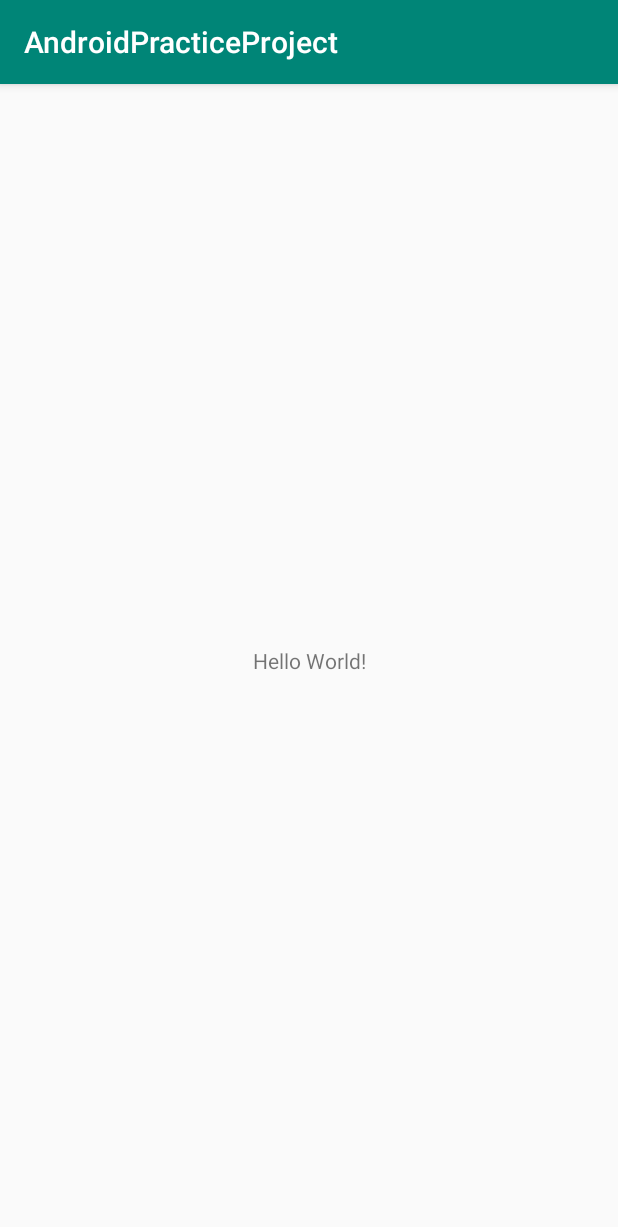
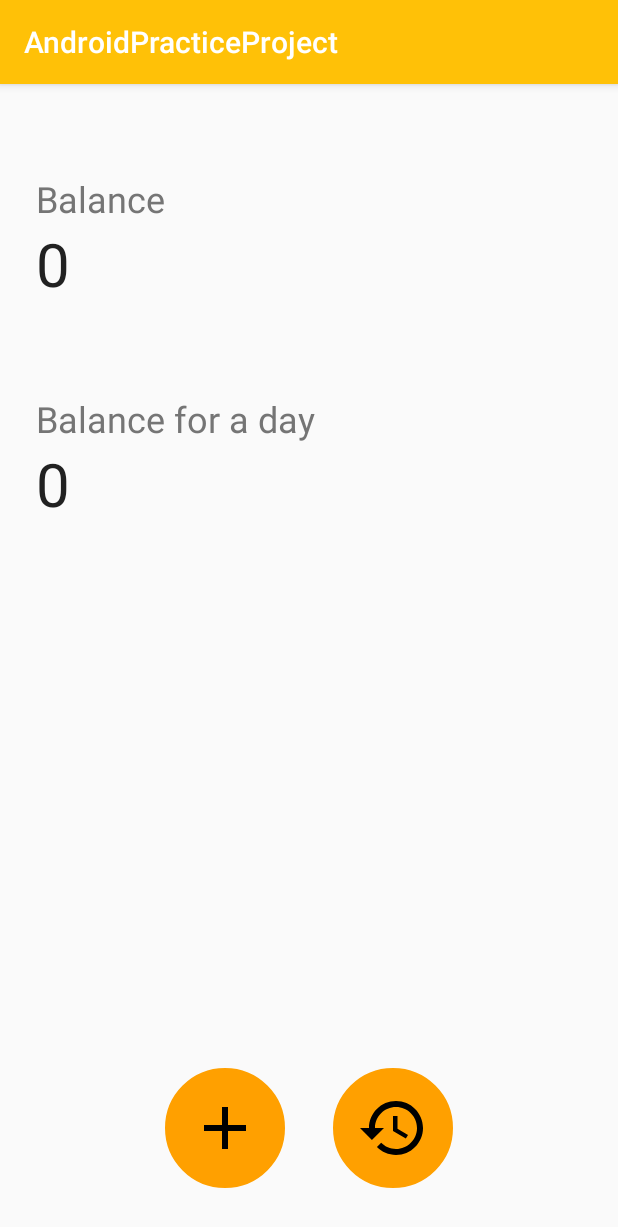
Before and after one commit to EML27/AndroidPracticeProject, an Android app: the screen it shows after launch (MainActivity), on a phone screen of 412 x 824 dp. Shown: the top 1227 px of the screen. Run offline under Robolectric (Android 15) with nearby library versions, the phone set to English and light mode, and no system bars.

Commit message:
all screens added

```diff
--- a/app/build.gradle
+++ b/app/build.gradle
@@ -19,10 +19,13 @@ android {
 }
 
 dependencies {
+
     implementation fileTree(dir: 'libs', include: ['*.jar'])
     implementation 'com.android.support:appcompat-v7:28.0.0'
     implementation 'com.android.support.constraint:constraint-layout:1.1.3'
     testImplementation 'junit:junit:4.12'
     androidTestImplementation 'com.android.support.test:runner:1.0.2'
     androidTestImplementation 'com.android.support.test.espresso:espresso-core:3.0.2'
+    implementation 'com.android.support:recyclerview-v7:28.0.0'
+    implementation 'com.android.support:design:28.0.0'
 }
--- /dev/null
+++ b/app/src/main/res/drawable/circle.xml
@@ -0,0 +1,14 @@
+<?xml version="1.0" encoding="utf-8"?>
+<shape xmlns:android="http://schemas.android.com/apk/res/android"
+    android:shape="rectangle">
+    <corners android:radius="1000dp" />
+    <solid android:color="@color/colorPrimaryDark" />
+    <stroke
+        android:width="2dip"
+        android:color="@color/colorPrimaryDark" />
+    <padding
+        android:bottom="4dp"
+        android:left="4dp"
+        android:right="4dp"
+        android:top="4dp" />
+</shape>
--- /dev/null
+++ b/app/src/main/res/drawable/ic_add.xml
@@ -0,0 +1,9 @@
+<vector xmlns:android="http://schemas.android.com/apk/res/android"
+        android:width="48dp"
+        android:height="48dp"
+        android:viewportWidth="24.0"
+        android:viewportHeight="24.0">
+    <path
+        android:fillColor="#FF000000"
+        android:pathData="M19,13h-6v6h-2v-6H5v-2h6V5h2v6h6v2z"/>
+</vector>
--- /dev/null
+++ b/app/src/main/res/drawable/ic_history.xml
@@ -0,0 +1,4 @@
+<vector android:height="48dp" android:viewportHeight="24.0"
+    android:viewportWidth="24.0" android:width="48dp" xmlns:android="http://schemas.android.com/apk/res/android">
+    <path android:fillColor="#FF000000" android:pathData="M13,3c-4.97,0 -9,4.03 -9,9L1,12l3.89,3.89 0.07,0.14L9,12L6,12c0,-3.87 3.13,-7 7,-7s7,3.13 7,7 -3.13,7 -7,7c-1.93,0 -3.68,-0.79 -4.94,-2.06l-1.42,1.42C8.27,19.99 10.51,21 13,21c4.97,0 9,-4.03 9,-9s-4.03,-9 -9,-9zM12,8v5l4.28,2.54 0.72,-1.21 -3.5,-2.08L13.5,8L12,8z"/>
+</vector>
--- /dev/null
+++ b/app/src/main/res/drawable/ic_target.xml
@@ -0,0 +1,4 @@
+<vector android:height="48dp" android:viewportHeight="24.0"
+    android:viewportWidth="24.0" android:width="48dp" xmlns:android="http://schemas.android.com/apk/res/android">
+    <path android:fillColor="#FF000000" android:pathData="M19,1L5,1c-1.1,0 -1.99,0.9 -1.99,2L3,15.93c0,0.69 0.35,1.3 0.88,1.66L12,23l8.11,-5.41c0.53,-0.36 0.88,-0.97 0.88,-1.66L21,3c0,-1.1 -0.9,-2 -2,-2zM10,16l-5,-5 1.41,-1.41L10,13.17l7.59,-7.59L19,7l-9,9z"/>
+</vector>
--- a/app/src/main/res/layout/activity_main.xml
+++ b/app/src/main/res/layout/activity_main.xml
@@ -1,18 +1,80 @@
 <?xml version="1.0" encoding="utf-8"?>
-<android.support.constraint.ConstraintLayout xmlns:android="http://schemas.android.com/apk/res/android"
+<RelativeLayout xmlns:android="http://schemas.android.com/apk/res/android"
     xmlns:app="http://schemas.android.com/apk/res-auto"
     xmlns:tools="http://schemas.android.com/tools"
     android:layout_width="match_parent"
     android:layout_height="match_parent"
     tools:context=".MainActivity">
 
-    <TextView
+    <RelativeLayout
         android:layout_width="wrap_content"
         android:layout_height="wrap_content"
-        android:text="Hello World!"
-        app:layout_constraintBottom_toBottomOf="parent"
-        app:layout_constraintLeft_toLeftOf="parent"
-        app:layout_constraintRight_toRightOf="parent"
-        app:layout_constraintTop_toTopOf="parent" />
+        android:layout_marginTop="60sp"
+        android:layout_marginStart="24sp">
 
-</android.support.constraint.ConstraintLayout>
+        <TextView
+            android:id="@+id/tv_balance_header"
+            android:layout_width="wrap_content"
+            android:layout_height="wrap_content"
+            android:text="@string/balance"
+            android:textColor="@color/colorSecondaryText"
+            android:textSize="24sp" />
+
+        <TextView
+            android:id="@+id/tv_balance"
+            android:layout_width="wrap_content"
+            android:layout_height="wrap_content"
+            android:layout_below="@+id/tv_balance_header"
+            android:text="0"
+            android:textColor="@color/colorPrimaryText"
+            android:textSize="40sp"
+            android:layout_marginBottom="60sp"/>
+
+        <TextView
+            android:id="@+id/tv_day_balance_header"
+            android:layout_width="wrap_content"
+            android:layout_height="wrap_content"
+            android:layout_below="@+id/tv_balance"
+            android:text="@string/balance_for_a_day"
+            android:textColor="@color/colorSecondaryText"
+            android:textSize="24sp" />
+
+        <TextView
+            android:id="@+id/tv_day_balance"
+            android:layout_width="wrap_content"
+            android:layout_height="wrap_content"
+            android:layout_below="@+id/tv_day_balance_header"
+            android:text="0"
+            android:textColor="@color/colorPrimaryText"
+            android:textSize="40sp" />
+
+    </RelativeLayout>
+
+    <RelativeLayout
+        android:layout_width="wrap_content"
+        android:layout_height="wrap_content"
+        android:layout_alignParentBottom="true"
+        android:layout_centerHorizontal="true"
+        android:layout_marginBottom="16sp">
+
+        <ImageButton
+            android:id="@+id/btn_add"
+            android:layout_width="80dp"
+            android:layout_height="80dp"
+            android:layout_margin="16sp"
+            android:background="@drawable/circle"
+            android:src="@drawable/ic_add" />
+
+
+        <ImageButton
+            android:id="@+id/btn_history"
+            android:layout_width="80dp"
+            android:layout_height="80dp"
+            android:layout_margin="16sp"
+            android:layout_toEndOf="@+id/btn_add"
+            android:background="@drawable/circle"
+            android:src="@drawable/ic_history" />
+    </RelativeLayout>
+
+
+</RelativeLayout>
--- a/app/src/main/res/values/colors.xml
+++ b/app/src/main/res/values/colors.xml
@@ -1,6 +1,12 @@
 <?xml version="1.0" encoding="utf-8"?>
 <resources>
-    <color name="colorPrimary">#008577</color>
-    <color name="colorPrimaryDark">#00574B</color>
-    <color name="colorAccent">#D81B60</color>
+    <color name="colorPrimary">#FFC107</color>
+    <color name="colorPrimaryDark">#FFA000</color>
+    <color name="colorAccent">#FF9800</color>
+    <color name="colorButton">#FF5722</color>
+    <color name="colorSecondaryText">#757575</color>
+    <color name="colorPrimaryText">#212121</color>
+    <color name="colorDivider">#BDBDBD</color>
+    <color name="colorWhite">#FFFFFF</color>
+    <color name="colorGreenNumber">#7CB342</color>
 </resources>
```
Also changed, not shown: app/src/main/res/layout/activity_add_purchase.xml (added, +84 -0 lines), app/src/main/res/layout/activity_history.xml (added, +14 -0 lines), app/src/main/res/layout/history_item.xml (added, +51 -0 lines), app/src/main/res/values/strings.xml (+12 -0 lines).
